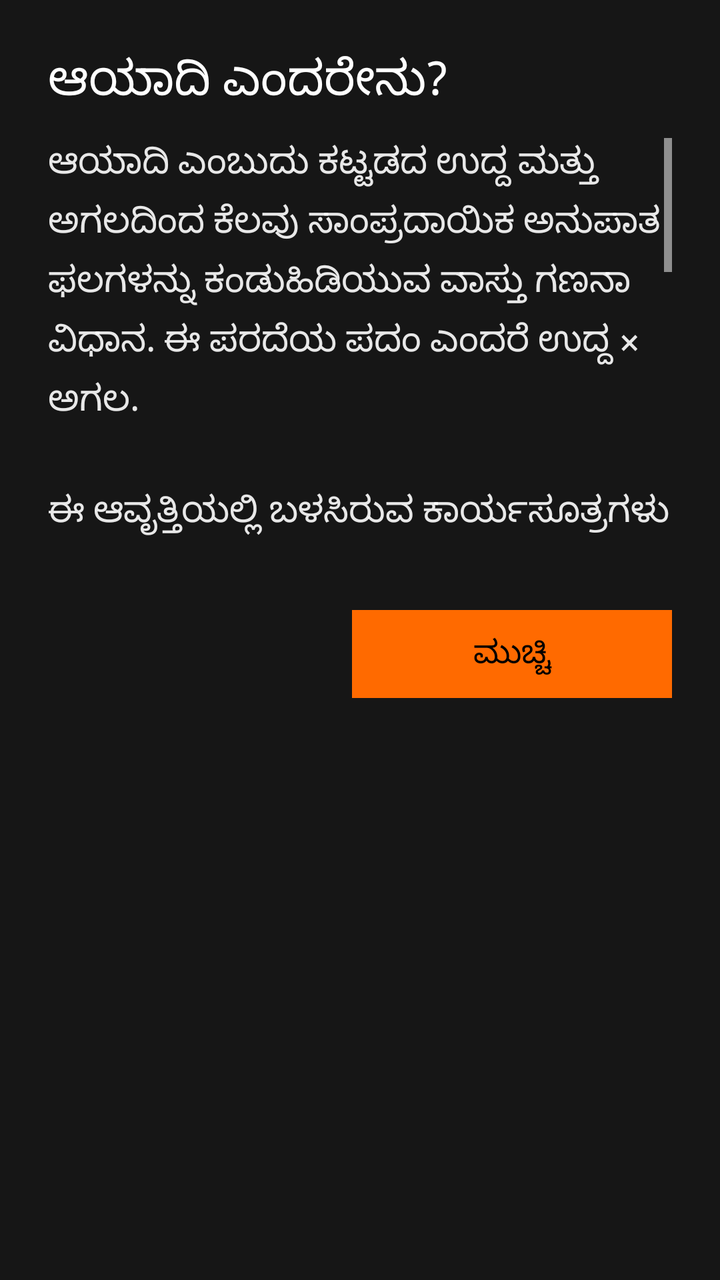
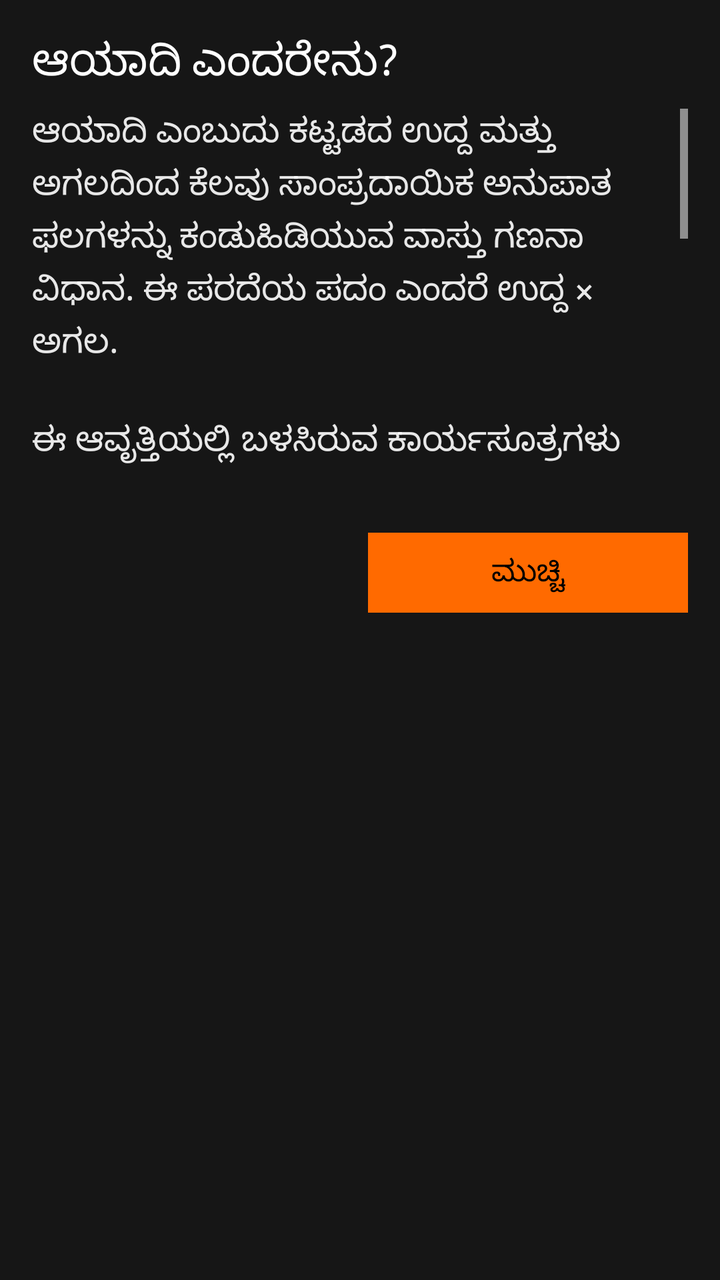

An Android layout rendered at two revisions. The XML below is the earlier revision; the diff shows what the commit changed to produce the second picture.
<!-- AndroidManifest.xml: application theme Theme.PaperDesk -->
<!-- res/layout/dialog_aayadi_info.xml -->
<?xml version="1.0" encoding="utf-8"?>
<LinearLayout xmlns:android="http://schemas.android.com/apk/res/android"
    android:layout_width="match_parent"
    android:layout_height="wrap_content"
    android:background="@color/surface_1"
    android:orientation="vertical"
    android:padding="24dp">

    <TextView
        android:id="@+id/aayadiInfoTitle"
        style="@style/Desk.Title"
        android:layout_width="match_parent"
        android:layout_height="wrap_content"
        android:text="ಆಯಾದಿ ಎಂದರೇನು?" />

    <ScrollView
        android:layout_width="match_parent"
        android:layout_height="220dp"
        android:layout_marginTop="12dp"
        android:fadeScrollbars="false"
        android:scrollbars="vertical">
        <TextView
            android:id="@+id/aayadiInfoBody"
            style="@style/Desk.Body"
            android:layout_width="match_parent"
            android:layout_height="wrap_content"
            android:lineSpacingExtra="5dp"
            android:text="ಆಯಾದಿ ಎಂಬುದು ಕಟ್ಟಡದ ಉದ್ದ ಮತ್ತು ಅಗಲದಿಂದ ಕೆಲವು ಸಾಂಪ್ರದಾಯಿಕ ಅನುಪಾತ ಫಲಗಳನ್ನು ಕಂಡುಹಿಡಿಯುವ ವಾಸ್ತು ಗಣನಾ ವಿಧಾನ. ಈ ಪರದೆಯ ಪದಂ ಎಂದರೆ ಉದ್ದ × ಅಗಲ.&#10;&#10;ಈ ಆವೃತ್ತಿಯಲ್ಲಿ ಬಳಸಿರುವ ಕಾರ್ಯಸೂತ್ರಗಳು&#10;&#10;ಪದಂ = ಉದ್ದ × ಅಗಲ&#10;ಆಯ = (ಪದಂ × 9) ÷ 8 ರ ಶೇಷ&#10;ಧನ = (ಪದಂ × 8) ÷ 12 ರ ಶೇಷ&#10;ಋಣ = (ಪದಂ × 3) ÷ 8 ರ ಶೇಷ&#10;ಆಯುಷ್ಯ = (ಪದಂ × 9) ÷ 120 ರ ಶೇಷ&#10;ವ್ಯಯ = (ಉದ್ದ × 9) ÷ 10 ರ ಶೇಷ&#10;&#10;ಆಯದ ಶೇಷಗಳಿಗೆ ಧ್ವಜ, ಧೂಮ, ಸಿಂಹ, ಶ್ವಾನ, ವೃಷಭ, ಖರ, ಗಜ ಮತ್ತು ಕಾಕ ಎಂಬ ಹೆಸರುಗಳನ್ನು ಕ್ರಮವಾಗಿ ನೀಡಲಾಗುತ್ತದೆ.&#10;&#10;ಇದು ಕರ್ನಾಟಕ ನವವರ್ಗದ ಕಾರ್ಯಪದ್ಧತಿಯ ಉಲ್ಲೇಖ ಗಣನೆ. ಸೂತ್ರಗಳು ಪರಂಪರೆ ಮತ್ತು ಸ್ಥಪತಿಯ ವಿಧಾನಕ್ಕೆ ಅನುಗುಣವಾಗಿ ಬದಲಾಗಬಹುದು. ನೈಜ ನಿರ್ಮಾಣದ ಮೊದಲು ಅರ್ಹ ಸ್ಥಪತಿ ಅಥವಾ ಗುರುವಿನ ಸಲಹೆ ಪಡೆಯಿರಿ." />
    </ScrollView>

    <TextView
        android:id="@+id/aayadiInfoClose"
        style="@style/Desk.Button.Accent"
        android:layout_width="160dp"
        android:layout_height="44dp"
        android:layout_gravity="right"
        android:layout_marginTop="16dp"
        android:gravity="center"
        android:text="ಮುಚ್ಚಿ" />
</LinearLayout>
<!-- resources referenced by this layout -->
<resources>
  <color name="surface_1">#161616</color>
  <style name="Desk.Body" parent="Desk">
          <item name="android:textSize">@dimen/type_body</item>
          <item name="android:fontWeight">400</item>
          <item name="android:textStyle">normal</item>
          <item name="android:textColor">@color/white_90</item>
      </style>
  <style name="Desk.Button.Accent" parent="Desk.Button">
          <item name="android:textColor">@color/black</item>
          <item name="android:background">@drawable/bg_btn_primary</item>
          <item name="android:fontWeight">600</item>
          <item name="android:textStyle">normal</item>
      </style>
  <style name="Desk.Title" parent="Desk">
          <item name="android:textSize">@dimen/type_title</item>
          <item name="android:fontWeight">600</item>
          <item name="android:textStyle">normal</item>
          <item name="android:textColor">@color/white</item>
      </style>
  <style name="Desk">
          <item name="android:fontFamily">sans-serif</item>
          <item name="android:textColor">@color/white</item>
      </style>
  <dimen name="type_body">18sp</dimen>
  <color name="white_90">#E6FFFFFF</color>
  <color name="black">#000000</color>
  <dimen name="type_title">24sp</dimen>
  <color name="white">#FFFFFF</color>
  <color name="accent">#FF6A00</color>
  <color name="carbon_support_error">#FA4D56</color>
  <color name="carbon_gray_80">#393939</color>
  <style name="ShapeAppearance.PaperDesk" parent="ShapeAppearance.MaterialComponents">
          <item name="cornerFamily">rounded</item>
          <item name="cornerSize">0dp</item>
      </style>
  <style name="Desk.Link" parent="Desk.Meta">
          <item name="android:padding">@dimen/space_8</item>
          <item name="android:minHeight">@dimen/touch</item>
          <item name="android:gravity">center</item>
          <item name="android:clickable">true</item>
          <item name="android:focusable">true</item>
      </style>
  <style name="Desk.Check" parent="Widget.AppCompat.CompoundButton.CheckBox">
          <item name="android:button">@drawable/bg_checkbox</item>
      </style>
  <color name="accent_70">#B3FF6A00</color>
  <dimen name="btn_h">44dp</dimen>
  <dimen name="type_btn">16sp</dimen>
  <dimen name="space_16">16dp</dimen>
  <style name="Desk.Meta" parent="Desk">
          <item name="android:textSize">@dimen/type_meta</item>
          <item name="android:fontWeight">400</item>
          <item name="android:textStyle">normal</item>
          <item name="android:textColor">@color/white_55</item>
      </style>
  <dimen name="space_8">8dp</dimen>
  <dimen name="touch">48dp</dimen>
  <dimen name="stroke_hairline">0.5dp</dimen>
  <!-- drawable bg_dialog (drawable) -->
  <?xml version="1.0" encoding="utf-8"?>
  <shape xmlns:android="http://schemas.android.com/apk/res/android"
      android:shape="rectangle">
      <solid android:color="@color/black" />
      <stroke
          android:width="@dimen/stroke"
          android:color="@color/white" />
  </shape>
  <style name="Desk.DialogButton.Positive" parent="Desk.DialogButton">
          <item name="android:textColor">@color/accent</item>
      </style>
  <style name="Desk.DialogButton.Negative" parent="Desk.DialogButton">
          <item name="android:textColor">@color/white_70</item>
      </style>
  <color name="surface_2">#262626</color>
  <color name="divider">#525252</color>
  <dimen name="type_meta">14sp</dimen>
  <color name="white_55">#8CFFFFFF</color>
  <dimen name="check">20dp</dimen>
  <dimen name="stroke">0.5dp</dimen>
  <style name="Desk.DialogButton" parent="Widget.AppCompat.Button.ButtonBar.AlertDialog">
          <item name="android:background">@color/black</item>
          <item name="android:minHeight">48dp</item>
          <item name="android:textSize">18sp</item>
      </style>
  <color name="white_70">#B3FFFFFF</color>
  <!-- unchanged entries left out for length: 8 -->
</resources>

<!-- the commit's change to res/layout/dialog_aayadi_info.xml (unified diff, before → after) -->
@@ -4,7 +4,7 @@
     android:layout_height="wrap_content"
     android:background="@color/surface_1"
     android:orientation="vertical"
-    android:padding="24dp">
+    android:padding="16dp">
 
     <TextView
         android:id="@+id/aayadiInfoTitle"
@@ -15,8 +15,8 @@
 
     <ScrollView
         android:layout_width="match_parent"
-        android:layout_height="220dp"
-        android:layout_marginTop="12dp"
+        android:layout_height="200dp"
+        android:layout_marginTop="8dp"
         android:fadeScrollbars="false"
         android:scrollbars="vertical">
         <TextView
@@ -24,7 +24,7 @@
             style="@style/Desk.Body"
             android:layout_width="match_parent"
             android:layout_height="wrap_content"
-            android:lineSpacingExtra="5dp"
+            android:lineSpacingExtra="3dp"
             android:text="ಆಯಾದಿ ಎಂಬುದು ಕಟ್ಟಡದ ಉದ್ದ ಮತ್ತು ಅಗಲದಿಂದ ಕೆಲವು ಸಾಂಪ್ರದಾಯಿಕ ಅನುಪಾತ ಫಲಗಳನ್ನು ಕಂಡುಹಿಡಿಯುವ ವಾಸ್ತು ಗಣನಾ ವಿಧಾನ. ಈ ಪರದೆಯ ಪದಂ ಎಂದರೆ ಉದ್ದ × ಅಗಲ.&#10;&#10;ಈ ಆವೃತ್ತಿಯಲ್ಲಿ ಬಳಸಿರುವ ಕಾರ್ಯಸೂತ್ರಗಳು&#10;&#10;ಪದಂ = ಉದ್ದ × ಅಗಲ&#10;ಆಯ = (ಪದಂ × 9) ÷ 8 ರ ಶೇಷ&#10;ಧನ = (ಪದಂ × 8) ÷ 12 ರ ಶೇಷ&#10;ಋಣ = (ಪದಂ × 3) ÷ 8 ರ ಶೇಷ&#10;ಆಯುಷ್ಯ = (ಪದಂ × 9) ÷ 120 ರ ಶೇಷ&#10;ವ್ಯಯ = (ಉದ್ದ × 9) ÷ 10 ರ ಶೇಷ&#10;&#10;ಆಯದ ಶೇಷಗಳಿಗೆ ಧ್ವಜ, ಧೂಮ, ಸಿಂಹ, ಶ್ವಾನ, ವೃಷಭ, ಖರ, ಗಜ ಮತ್ತು ಕಾಕ ಎಂಬ ಹೆಸರುಗಳನ್ನು ಕ್ರಮವಾಗಿ ನೀಡಲಾಗುತ್ತದೆ.&#10;&#10;ಇದು ಕರ್ನಾಟಕ ನವವರ್ಗದ ಕಾರ್ಯಪದ್ಧತಿಯ ಉಲ್ಲೇಖ ಗಣನೆ. ಸೂತ್ರಗಳು ಪರಂಪರೆ ಮತ್ತು ಸ್ಥಪತಿಯ ವಿಧಾನಕ್ಕೆ ಅನುಗುಣವಾಗಿ ಬದಲಾಗಬಹುದು. ನೈಜ ನಿರ್ಮಾಣದ ಮೊದಲು ಅರ್ಹ ಸ್ಥಪತಿ ಅಥವಾ ಗುರುವಿನ ಸಲಹೆ ಪಡೆಯಿರಿ." />
     </ScrollView>
 
@@ -32,9 +32,9 @@
         android:id="@+id/aayadiInfoClose"
         style="@style/Desk.Button.Accent"
         android:layout_width="160dp"
-        android:layout_height="44dp"
+        android:layout_height="40dp"
         android:layout_gravity="right"
-        android:layout_marginTop="16dp"
+        android:layout_marginTop="12dp"
         android:gravity="center"
         android:text="ಮುಚ್ಚಿ" />
 </LinearLayout>
<!-- resource entries referenced after the edit -->
@@ -23,10 +23,10 @@
           <item name="android:fontFamily">sans-serif</item>
           <item name="android:textColor">@color/white</item>
       </style>
-  <dimen name="type_body">18sp</dimen>
+  <dimen name="type_body">17sp</dimen>
   <color name="white_90">#E6FFFFFF</color>
   <color name="black">#000000</color>
-  <dimen name="type_title">24sp</dimen>
+  <dimen name="type_title">22sp</dimen>
   <color name="white">#FFFFFF</color>
   <color name="accent">#FF6A00</color>
   <color name="carbon_support_error">#FA4D56</color>
@@ -46,8 +46,8 @@
           <item name="android:button">@drawable/bg_checkbox</item>
       </style>
   <color name="accent_70">#B3FF6A00</color>
-  <dimen name="btn_h">44dp</dimen>
-  <dimen name="type_btn">16sp</dimen>
+  <dimen name="btn_h">40dp</dimen>
+  <dimen name="type_btn">15sp</dimen>
   <dimen name="space_16">16dp</dimen>
   <style name="Desk.Meta" parent="Desk">
           <item name="android:textSize">@dimen/type_meta</item>
@@ -56,7 +56,7 @@
           <item name="android:textColor">@color/white_55</item>
       </style>
   <dimen name="space_8">8dp</dimen>
-  <dimen name="touch">48dp</dimen>
+  <dimen name="touch">44dp</dimen>
   <dimen name="stroke_hairline">0.5dp</dimen>
   <!-- drawable bg_dialog (drawable) -->
   <?xml version="1.0" encoding="utf-8"?>
@@ -75,7 +75,7 @@
       </style>
   <color name="surface_2">#262626</color>
   <color name="divider">#525252</color>
-  <dimen name="type_meta">14sp</dimen>
+  <dimen name="type_meta">13sp</dimen>
   <color name="white_55">#8CFFFFFF</color>
   <dimen name="check">20dp</dimen>
   <dimen name="stroke">0.5dp</dimen>
